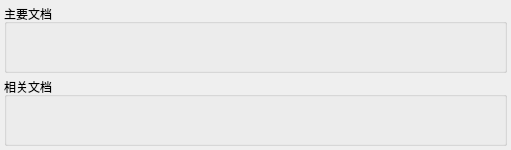
This is DrillPluginInformationReader/Source/InformationModule/pluginDetailPart/helpDetailPart/p_ScriptHelp_Docs.ui in DrillUp/DrillPluginInformationReader as Qt 5 draws it before an edit. The edited form follows.
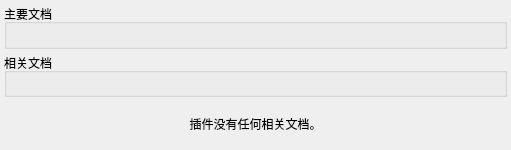
This is the edited form.

Commit message: 优化了初始化结构，以及完成了 插件性能部分。

The edit to the form file:
```diff
--- a/DrillPluginInformationReader/Source/InformationModule/pluginDetailPart/helpDetailPart/p_ScriptHelp_Docs.ui
+++ b/DrillPluginInformationReader/Source/InformationModule/pluginDetailPart/helpDetailPart/p_ScriptHelp_Docs.ui
@@ -48,6 +48,16 @@
      <layout class="QVBoxLayout" name="verticalLayout_3"/>
     </widget>
    </item>
+   <item>
+    <widget class="QLabel" name="label_noData">
+     <property name="text">
+      <string>插件没有任何相关文档。</string>
+     </property>
+     <property name="alignment">
+      <set>Qt::AlignCenter</set>
+     </property>
+    </widget>
+   </item>
   </layout>
  </widget>
  <resources/>
```
The commit also changes 21 other files.
